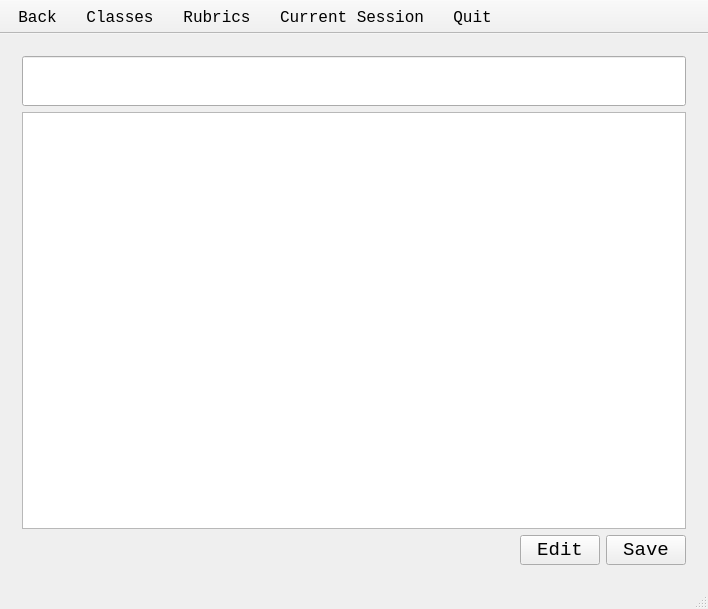
Old version of the form GAUI/basescreen.ui in the repository ezfe/grading-assistant-cs205.
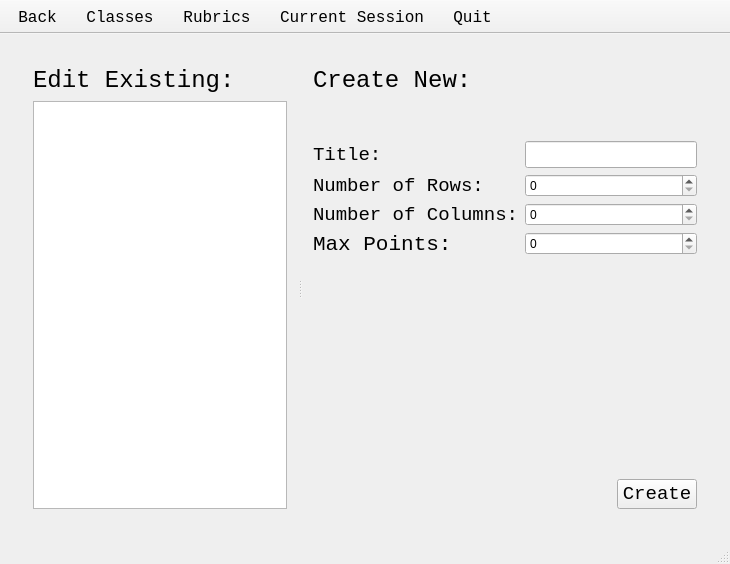
New version of the form. The open tabs and pages were chosen to show the change.

Commit message: Worked on rubric design

Diff of the .ui file:
```diff
--- a/GAUI/basescreen.ui
+++ b/GAUI/basescreen.ui
@@ -6,8 +6,8 @@
    <rect>
     <x>0</x>
     <y>0</y>
-    <width>708</width>
-    <height>609</height>
+    <width>730</width>
+    <height>564</height>
    </rect>
   </property>
   <property name="windowTitle">
@@ -18,7 +18,7 @@
     <item row="0" column="0">
      <widget class="QStackedWidget" name="stackedWidget">
       <property name="currentIndex">
-       <number>2</number>
+       <number>4</number>
       </property>
       <widget class="QWidget" name="welcomeScreen">
        <layout class="QGridLayout" name="gridLayout_2">
@@ -160,7 +160,7 @@
           <property name="orientation">
            <enum>Qt::Horizontal</enum>
           </property>
-          <widget class="QWidget" name="">
+          <widget class="QWidget" name="layoutWidget">
            <layout class="QVBoxLayout" name="verticalLayout_2">
             <item>
              <widget class="QLabel" name="label_5">
@@ -217,7 +217,7 @@
             </item>
            </layout>
           </widget>
-          <widget class="QWidget" name="">
+          <widget class="QWidget" name="layoutWidget">
            <layout class="QVBoxLayout" name="verticalLayout">
             <item>
              <widget class="QLabel" name="label_6">
@@ -408,8 +408,172 @@
        </layout>
       </widget>
       <widget class="QWidget" name="profilePage"/>
-      <widget class="QWidget" name="page"/>
       <widget class="QWidget" name="rubricPage">
+       <layout class="QGridLayout" name="gridLayout_7">
+        <item row="0" column="0">
+         <widget class="QSplitter" name="splitter_2">
+          <property name="orientation">
+           <enum>Qt::Horizontal</enum>
+          </property>
+          <widget class="QWidget" name="">
+           <layout class="QVBoxLayout" name="verticalLayout_7">
+            <item>
+             <widget class="QLabel" name="label_10">
+              <property name="font">
+               <font>
+                <family>Monospace</family>
+                <pointsize>18</pointsize>
+               </font>
+              </property>
+              <property name="text">
+               <string>Edit Existing:</string>
+              </property>
+             </widget>
+            </item>
+            <item>
+             <widget class="QListWidget" name="rubricListWidget"/>
+            </item>
+           </layout>
+          </widget>
+          <widget class="QWidget" name="">
+           <layout class="QVBoxLayout" name="verticalLayout_6">
+            <item>
+             <widget class="QLabel" name="label_11">
+              <property name="font">
+               <font>
+                <family>Monospace</family>
+                <pointsize>18</pointsize>
+               </font>
+              </property>
+              <property name="text">
+               <string>Create New:</string>
+              </property>
+             </widget>
+            </item>
+            <item>
+             <spacer name="verticalSpacer_6">
+              <property name="orientation">
+               <enum>Qt::Vertical</enum>
+              </property>
+              <property name="sizeType">
+               <enum>QSizePolicy::Preferred</enum>
+              </property>
+              <property name="sizeHint" stdset="0">
+               <size>
+                <width>20</width>
+                <height>40</height>
+               </size>
+              </property>
+             </spacer>
+            </item>
+            <item>
+             <layout class="QFormLayout" name="formLayout">
+              <item row="0" column="0">
+               <widget class="QLabel" name="label_12">
+                <property name="font">
+                 <font>
+                  <family>Monospace</family>
+                  <pointsize>14</pointsize>
+                 </font>
+                </property>
+                <property name="text">
+                 <string>Title:</string>
+                </property>
+               </widget>
+              </item>
+              <item row="0" column="1">
+               <widget class="QLineEdit" name="rubricTitleEdit">
+                <property name="font">
+                 <font>
+                  <family>Monospace</family>
+                  <pointsize>12</pointsize>
+                 </font>
+                </property>
+               </widget>
+              </item>
+              <item row="1" column="0">
+               <widget class="QLabel" name="label_13">
+                <property name="font">
+                 <font>
+                  <family>Monospace</family>
+                  <pointsize>14</pointsize>
+                 </font>
+                </property>
+                <property name="text">
+                 <string>Number of Rows:</string>
+                </property>
+               </widget>
+              </item>
+              <item row="2" column="0">
+               <widget class="QLabel" name="label_14">
+                <property name="font">
+                 <font>
+                  <family>Monospace</family>
+                  <pointsize>14</pointsize>
+                 </font>
+                </property>
+                <property name="text">
+                 <string>Number of Columns:</string>
+                </property>
+               </widget>
+              </item>
+              <item row="3" column="0">
+               <widget class="QLabel" name="label_15">
+                <property name="font">
+                 <font>
+                  <family>Monospace</family>
+                  <pointsize>16</pointsize>
+                 </font>
+                </property>
+                <property name="text">
+                 <string>Max Points:</string>
+                </property>
+               </widget>
+              </item>
+              <item row="1" column="1">
+               <widget class="QSpinBox" name="rowsEdit"/>
+              </item>
+              <item row="2" column="1">
+               <widget class="QSpinBox" name="columnsEdit"/>
+              </item>
+              <item row="3" column="1">
+               <widget class="QSpinBox" name="pointsEdit"/>
+              </item>
+             </layout>
+            </item>
+            <item>
+             <spacer name="verticalSpacer_7">
+              <property name="orientation">
+               <enum>Qt::Vertical</enum>
+              </property>
+              <property name="sizeHint" stdset="0">
+               <size>
+                <width>20</width>
+                <height>40</height>
+               </size>
+              </property>
+             </spacer>
+            </item>
+            <item alignment="Qt::AlignRight">
+             <widget class="QPushButton" name="createButton">
+              <property name="font">
+               <font>
+                <family>Monospace</family>
+                <pointsize>14</pointsize>
+               </font>
+              </property>
+              <property name="text">
+               <string>Create</string>
+              </property>
+             </widget>
+            </item>
+           </layout>
+          </widget>
+         </widget>
+        </item>
+       </layout>
+      </widget>
+      <widget class="QWidget" name="assignmentPage">
        <layout class="QGridLayout" name="gridLayout_6">
         <item row="0" column="0">
          <layout class="QVBoxLayout" name="verticalLayout_5">
@@ -488,9 +652,6 @@
      </widget>
     </item>
    </layout>
-   <zorder>stackedWidget</zorder>
-   <zorder>addNewAssignmentButton</zorder>
-   <zorder>selectAssignmentButton</zorder>
   </widget>
   <widget class="QToolBar" name="mainToolBar">
    <property name="font">
```
The commit also changes 5 other files.
